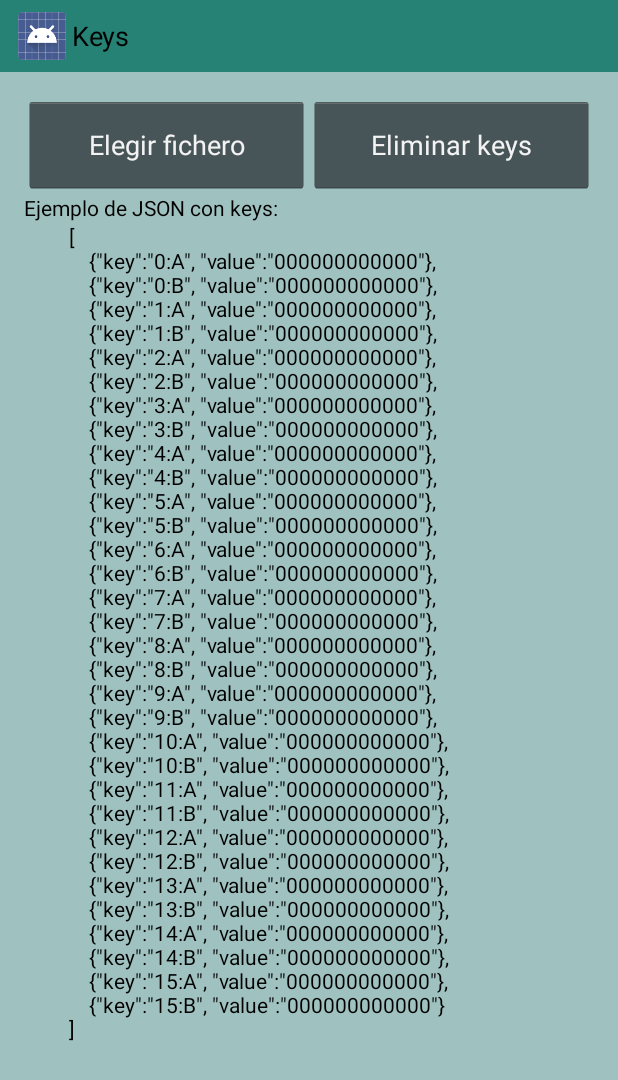
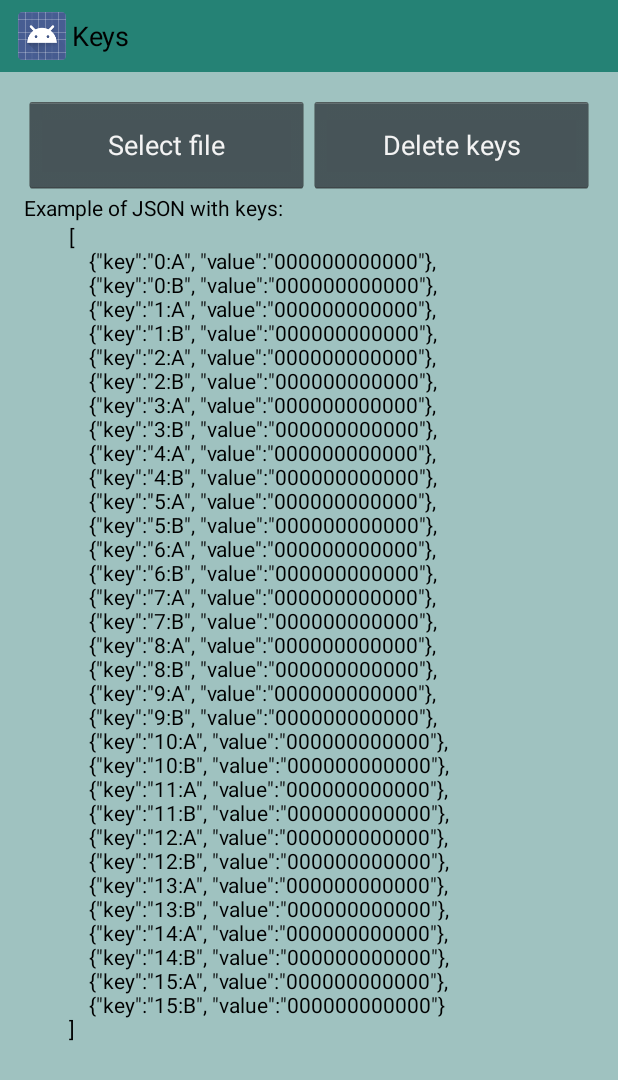
Before and after one commit to Nytyr/GhostMC, an Android app: the screen it shows after launch (KeyActivity), after a tap on "Keys", on a phone screen of 412 x 824 dp. Shown: the top 1080 px of the screen. Run offline under Robolectric (Android 15) with nearby library versions, the phone set to English and light mode, and no system bars; 3 statements that could not run were skipped.

Commit message:
English translation

```diff
--- a/GhostMC/src/main/res/values/strings.xml
+++ b/GhostMC/src/main/res/values/strings.xml
@@ -2,44 +2,44 @@
 <resources>
 
     <string name="app_name">GhostMC</string>
-    <string name="share">Compartir</string>
-    <string name="json_example">Ejemplo de JSON con keys:</string>
-    <string name="saved_keys">Fichero cargado:</string>
-    <string name="no_keys">No hay keys.</string>
-    <string name="delete_card">Eliminar</string>
-    <string name="read_card">Leer</string>
-    <string name="write_card">Clonar</string>
+    <string name="share">Share</string>
+    <string name="json_example">Example of JSON with keys:</string>
+    <string name="saved_keys">File loaded:</string>
+    <string name="no_keys">No keys.</string>
+    <string name="delete_card">Delete</string>
+    <string name="read_card">Read</string>
+    <string name="write_card">Clone</string>
     <string name="manage_keys">Keys</string>
-    <string name="save_card">Guardar tarjeta</string>
-    <string name="close_tag">Acerca el tag…</string>
-    <string name="write">Escribir</string>
-    <string name="name">Nombre…</string>
-    <string name="empty">Vacío</string>
-    <string name="yes">Si</string>
+    <string name="save_card">Save tag</string>
+    <string name="close_tag">Approach tag…</string>
+    <string name="write">Write</string>
+    <string name="name">Name…</string>
+    <string name="empty">Empty</string>
+    <string name="yes">Yes</string>
     <string name="no">No</string>
-    <string name="continue_question">Continuar?</string>
-    <string name="delete_saved_card">Eliminar tarjeta almacenada?</string>
-    <string name="delete_keys">Eliminar keys</string>
-    <string name="delete_keys_question">Eliminar keys cargadas?</string>
-    <string name="deleted_keys">Keys eliminadas</string>
-    <string name="deleted_card">Tarjeta eliminada</string>
-    <string name="saved_card">Tarjeta guardada</string>
-    <string name="no_mifare">Tu dispositivo no soporta MiFare Classic :(</string>
-    <string name="firs_save_card">Lee una tarjeta primero y guardala…</string>
-    <string name="loading">Cargando…</string>
-    <string name="save">Guardar</string>
-    <string name="cancel">Cancelar</string>
+    <string name="continue_question">Continue?</string>
+    <string name="delete_saved_card">Delete saved tag?</string>
+    <string name="delete_keys">Delete keys</string>
+    <string name="delete_keys_question">Delete saved keys?</string>
+    <string name="deleted_keys">Keys deleted</string>
+    <string name="deleted_card">Tag deleted</string>
+    <string name="saved_card">Tag saved</string>
+    <string name="no_mifare">Your device doesn\'t support MiFare Classic :(</string>
+    <string name="firs_save_card">First read a tag and save it…</string>
+    <string name="loading">Loading…</string>
+    <string name="save">Save</string>
+    <string name="cancel">Cancel</string>
     <string name="error">Error :(</string>
-    <string name="confirm_write">Escribir el contenido de la tarjeta seleccionada?</string>
-    <string name="error_writing">Error al escribir :(</string>
-    <string name="blocks_failed">Bloques fallidos:</string>
-    <string name="write_success">Tag escrito correctamente!</string>
-    <string name="write_block_0">Escribir bloque 0?</string>
-    <string name="select_file">Elegir fichero</string>
-    <string name="file_not_found">No se encuentra el fichero</string>
-    <string name="error_reading_file">Error leyendo el fichero</string>
-    <string name="error_parsing_json">El JSON no tiene una estructura valida</string>
-    <string name="error_validating_json">El JSON no contiene todas las keys correctamente</string>
-    <string name="select_logo">Elige un logo para el tag…</string>
+    <string name="confirm_write">Write selected content?</string>
+    <string name="error_writing">Error writing :(</string>
+    <string name="blocks_failed">Blocks failed:</string>
+    <string name="write_success">Tag written successfully</string>
+    <string name="write_block_0">Write the 0 block?</string>
+    <string name="select_file">Select file</string>
+    <string name="file_not_found">File not found</string>
+    <string name="error_reading_file">Error reading file</string>
+    <string name="error_parsing_json">The selected JSON doesn\'t have a valid structure</string>
+    <string name="error_validating_json">The selected JSON doesn\'t have all valid keys</string>
+    <string name="select_logo">Select the logo for the tag…</string>
 
 </resources>
```
Also changed, not shown: 1 other file.
